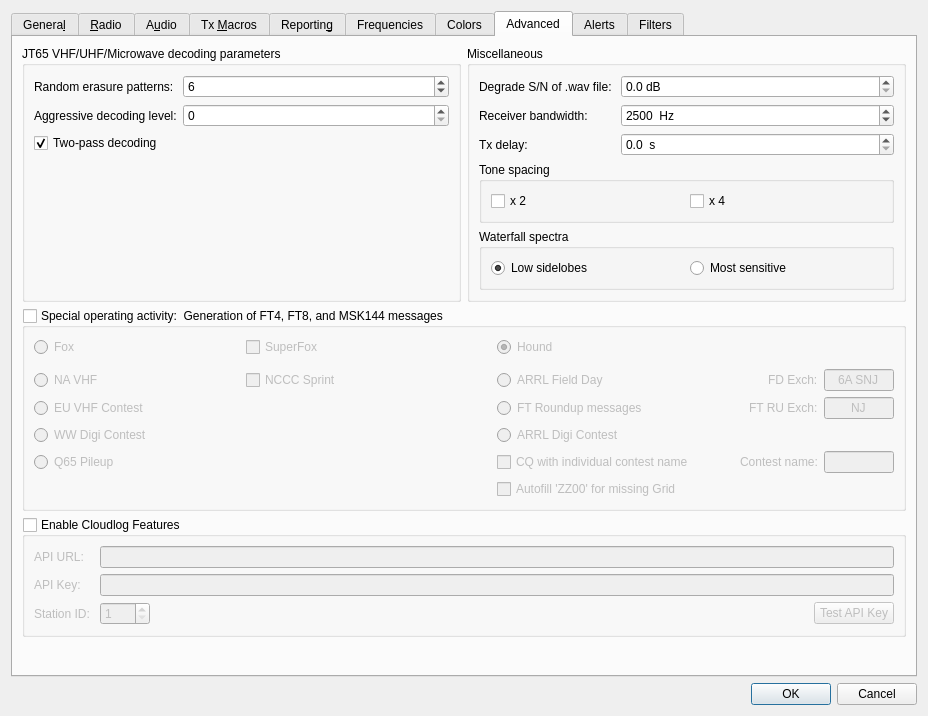
Old version of the form Configuration.ui in the repository uaro-radio/wsjtx.
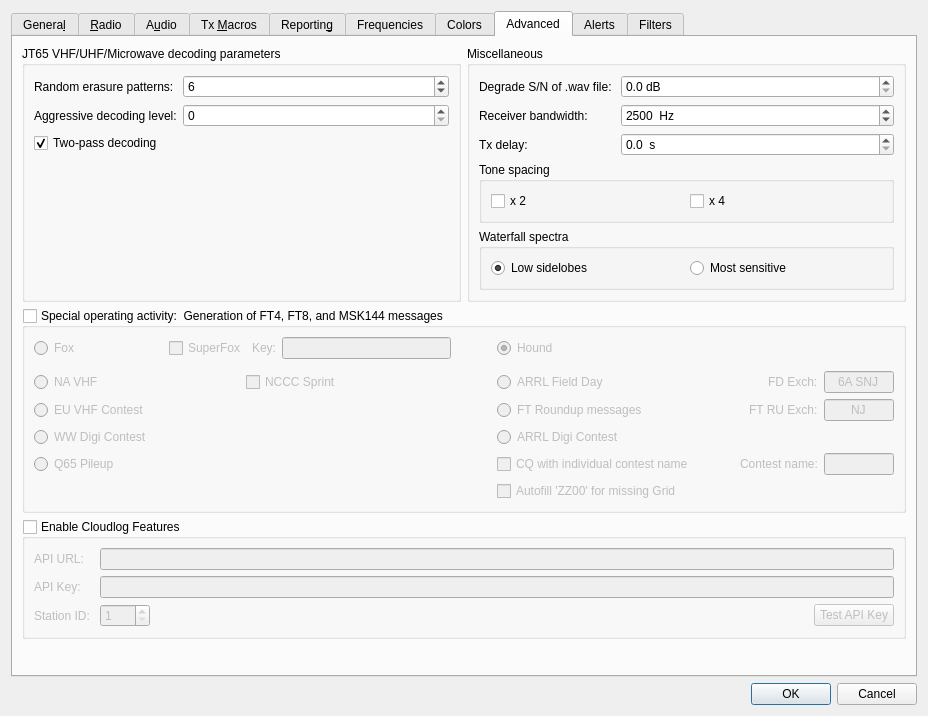
New version of the form. The open tabs and pages were chosen to show the change. Custom widgets are drawn as their Qt base class.

Commit message: Improved GUI layout for the SuperFox settings.

```diff
--- a/Configuration.ui
+++ b/Configuration.ui
@@ -3406,7 +3406,7 @@
            </widget>
           </item>
           <item row="0" column="0" colspan="2">
-           <layout class="QHBoxLayout" name="foxLayout_23">
+           <layout class="QHBoxLayout" name="foxLayout_23" stretch="0,1,0,0,2">
             <item>
              <widget class="QRadioButton" name="rbFox">
               <property name="toolTip">
@@ -3426,6 +3426,19 @@
               </attribute>
              </widget>
             </item>
+            <item>
+             <spacer name="horizontalSpacer_15">
+              <property name="orientation">
+               <enum>Qt::Horizontal</enum>
+              </property>
+              <property name="sizeHint" stdset="0">
+               <size>
+                <width>5</width>
+                <height>20</height>
+               </size>
+              </property>
+             </spacer>
+            </item>
             <item>
              <widget class="QCheckBox" name="cbSuperFox">
               <property name="text">
@@ -3433,6 +3446,23 @@
               </property>
              </widget>
             </item>
+            <item>
+             <widget class="QLabel" name="sfkey_label">
+              <property name="text">
+               <string>Key:</string>
+              </property>
+             </widget>
+            </item>
+            <item>
+             <widget class="QLineEdit" name="FoxKey">
+              <property name="minimumSize">
+               <size>
+                <width>50</width>
+                <height>0</height>
+               </size>
+              </property>
+             </widget>
+            </item>
            </layout>
           </item>
          </layout>
```
Left out of the diff: 8 changed lines with no effect on the pictures. The commit also changes 2 other files.
